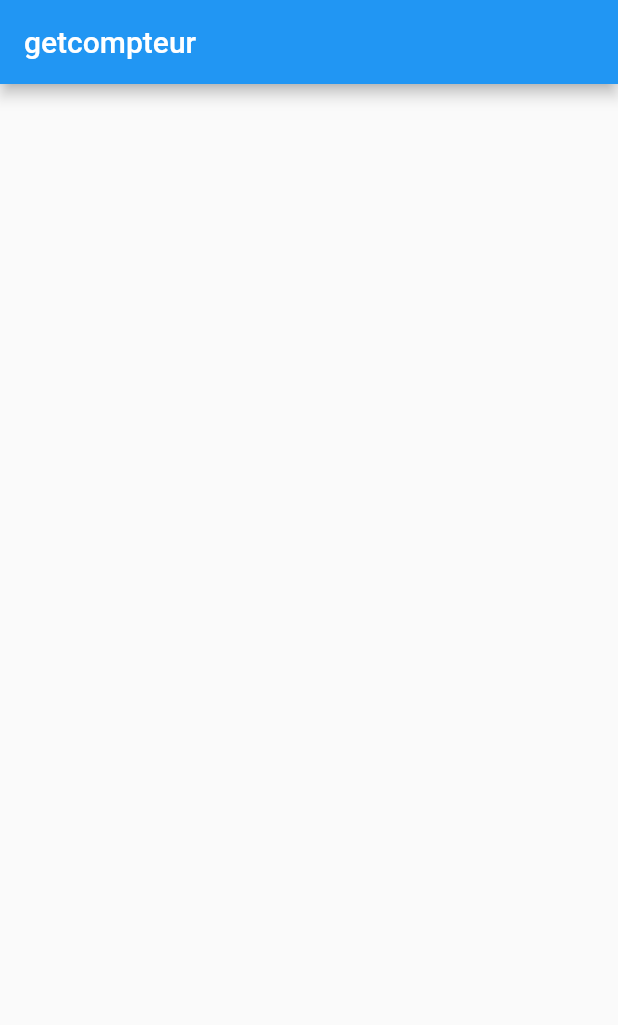
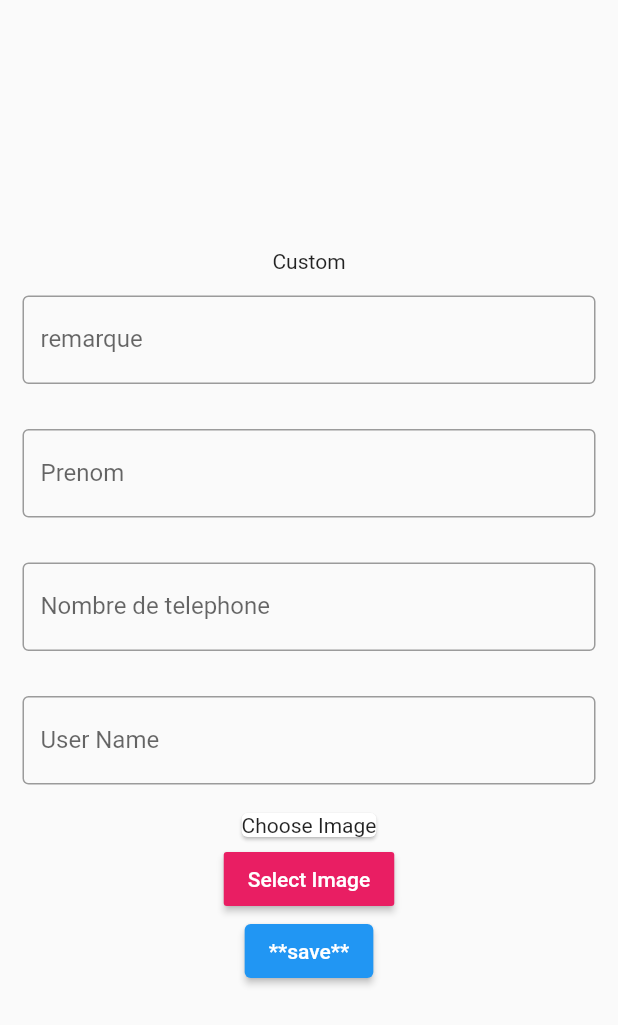
Before and after one commit to sakriwassim/SilketApp, a Flutter app: the screen it shows after launch, on a phone screen of 412 x 824 dp. Shown: the top 1025 px of the screen. Run offline on Flutter 3.47's test engine with Material 2 defaults, Android fonts, the phone set to English and light mode, and no system bars; our stand-ins replace image_picker; missing offline and left inert: dart:ffi.

Commit message:
second push

```diff
--- a/lib/main.dart
+++ b/lib/main.dart
@@ -1,12 +1,16 @@
 import 'package:flutter/material.dart';
+import 'package:posthindi_application/screens/customer_details.dart';
+import 'package:posthindi_application/screens/details.dart';
 import 'package:posthindi_application/screens/firstscreen.dart';
 import 'package:posthindi_application/screens/gettask_screen.dart';
 import 'package:posthindi_application/screens/login_screen.dart';
+import 'package:posthindi_application/screens/pickup_images.dart';
 import 'package:posthindi_application/screens/update_screen.dart';
+//import 'package:posthindi_application/screens/up.dart';
 
 void main() {
    runApp(MaterialApp(
     debugShowCheckedModeBanner: false,
-    home: Gettask(),
+    home: Customerdetails(),
   ));
 }
--- /dev/null
+++ b/lib/screens/customer_details.dart
@@ -0,0 +1,249 @@
+import 'package:flutter/material.dart';
+
+
+import 'dart:ffi';
+import 'dart:io';
+
+//import 'package:flutter/material.dart';
+import 'package:image_picker/image_picker.dart';
+
+
+//import 'package:fluttermultipart/upload_page.dart';
+
+class Customerdetails extends StatefulWidget {
+  const Customerdetails({Key? key}) : super(key: key);
+
+  @override
+  State<Customerdetails> createState() => _CustomerdetailsState();
+}
+
+class _CustomerdetailsState extends State<Customerdetails> {
+
+   TextEditingController nameController = TextEditingController();
+
+
+
+/**le pick up image  */
+
+PickedFile? imageFile=null;
+   Future<void>_showChoiceDialog(BuildContext context)
+  {
+    return showDialog(context: context,builder: (BuildContext context){
+
+      return AlertDialog(
+        title: Text("Choose option",style: TextStyle(color: Colors.blue),),
+        content: SingleChildScrollView(
+        child: ListBody(
+          children: [
+            Divider(height: 1,color: Colors.blue,),
+            ListTile(
+              onTap: (){
+                _openGallery(context);
+              },
+            title: Text("Gallery"),
+              leading: Icon(Icons.account_box,color: Colors.blue,),
+        ),
+
+            Divider(height: 1,color: Colors.blue,),
+            ListTile(
+              onTap: (){
+                _openCamera(context);
+              },
+              title: Text("Camera"),
+              leading: Icon(Icons.camera,color: Colors.blue,),
+            ),
+          ],
+        ),
+      ),);
+    });
+  }
+
+
+
+
+
+/**fin code pick up image  */
+
+
+
+
+
+
+  @override
+  Widget build(BuildContext context) {
+
+
+       return Scaffold(
+      body: Column(
+        mainAxisAlignment: MainAxisAlignment.center,
+        children: <Widget>[
+          const Text('Custom'),
+
+          Padding(
+                  padding: EdgeInsets.all(15),
+                  child:
+          TextField(
+                controller: nameController,
+                    decoration: InputDecoration(
+                      border: OutlineInputBorder(),
+                      labelText: 'remarque',
+                      hintText: 'Entre une remarque',
+                    ),
+            onChanged: (text) {
+            print('First text field: $text');
+          //  email =  text  ;
+           },
+          ),
+          ),
+
+
+
+
+
+
+
+          Padding(
+                  padding: EdgeInsets.all(15),
+                  child:
+          TextField(
+                controller: nameController,
+                    decoration: InputDecoration(
+                      border: OutlineInputBorder(),
+                      labelText: 'Prenom',
+                      hintText: 'Enter voter Prenom',
+                    ),
+            onChanged: (text) {
+            print('First text field: $text');
+          //  email =  text  ;
+           },
+          ),
+          ),
+
+
+
+
+
+
+          Padding(
+                  padding: EdgeInsets.all(15),
+                  child:
+          TextField(
+                controller: nameController,
+                    decoration: InputDecoration(
+                      border: OutlineInputBorder(),
+                      labelText: 'Nombre de telephone',
+                      hintText: 'Enter votre Nbr de telephone',
+                    ),
+            onChanged: (text) {
+           // print('First text field: $text');
+          //  email =  text  ;
+           },
+          ),
+          ),
+
+
+
+
+
+
+
+          Padding(
+                  padding: EdgeInsets.all(15),
+                  child:
+          TextField(
+                controller: nameController,
+                    decoration: InputDecoration(
+                      border: OutlineInputBorder(),
+                      labelText: 'User Name',
+                      hintText: 'Enter Your Name',
+                    ),
+            onChanged: (text) {
+            print('First text field: $text');
+          //  email =  text  ;
+           },
+          ),
+          ),
+
+
+
+          Container(
+            child: Column(
+              mainAxisAlignment: MainAxisAlignment.spaceAround,
+              children: [
+                Card(
+                  child:( imageFile==null)?Text("Choose Image"):
+                  Image.file( File(  imageFile!.path ),height: 200,
+                  ),
+
+                ),
+                //height : 100,
+                MaterialButton(
+                  textColor: Colors.white,
+                  color: Colors.pink,
+                  onPressed: (){
+                    _showChoiceDialog(context);
+                  },
+                  child: Text("Select Image"),
+
+                )
+              ],
+            ),
+          ),
+
+
+
+
+
+
+
+
+
+
+
+
+
+
+
+            ElevatedButton(
+          onPressed: (){},
+          //postData,
+          child: const Text('**save**'),
+          ),
+
+
+
+
+        ],
+
+      ),
+
+    );
+
+
+  }
+
+
+
+
+
+  void _openGallery(BuildContext context) async{
+    final pickedFile = await ImagePicker().getImage(
+      source: ImageSource.gallery ,
+    );
+    setState(() {
+      imageFile = pickedFile!;
+    });
+
+    Navigator.pop(context);
+  }
+
+  void _openCamera(BuildContext context)  async{
+      final pickedFile = await ImagePicker().getImage(
+            source: ImageSource.camera ,
+            );
+            setState(() {
+            imageFile = pickedFile!;
+      });
+      Navigator.pop(context);
+  }
+}
```
Also changed, not shown: lib/screens/details.dart (added, +82 -0 lines), lib/screens/pickup_images.dart (added, +110 -0 lines), pubspec.yaml (+5 -2 lines), assets/images/image1.jpg (added), pubspec.lock.
